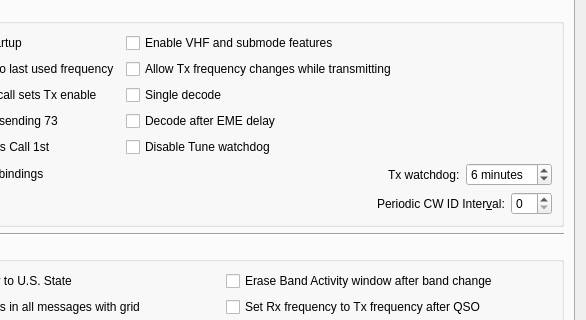
Old version of the form Configuration.ui in the repository uaro-radio/wsjtx; both pictures show x 141 to 727 and y 354 to 674 of the 727 by 761 pixel window.
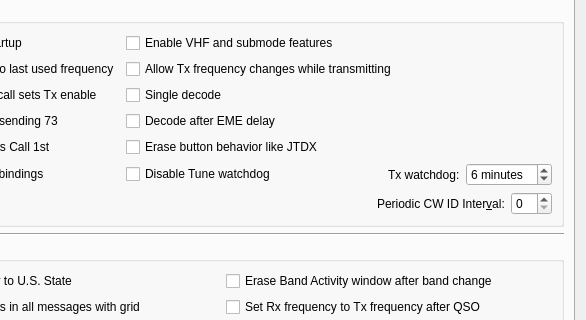
New version of the form. Custom widgets are drawn as their Qt base class.

Commit message: Add a new feature "Erase button behavior like JTDX".

```diff
--- a/Configuration.ui
+++ b/Configuration.ui
@@ -452,6 +452,16 @@
           </item>
           <item row="5" column="1">
            <layout class="QHBoxLayout" name="horizontalLayout_12">
+            <item>
+             <widget class="QCheckBox" name="disable_Tune_watchdog_check_box">
+              <property name="toolTip">
+               <string>&lt;html&gt;&lt;head/&gt;&lt;body&gt;&lt;p&gt;Disable the Tune watchdog.&lt;/p&gt;&lt;/body&gt;&lt;/html&gt;</string>
+              </property>
+              <property name="text">
+               <string>Disable Tune watchdog</string>
+              </property>
+             </widget>
+            </item>
             <item>
              <spacer name="horizontalSpacer_7">
               <property name="orientation">
@@ -504,12 +514,9 @@
            </widget>
           </item>
           <item row="4" column="1">
-           <widget class="QCheckBox" name="disable_Tune_watchdog_check_box">
-            <property name="toolTip">
-             <string>&lt;html&gt;&lt;head/&gt;&lt;body&gt;&lt;p&gt;Disable the Tune watchdog.&lt;/p&gt;&lt;/body&gt;&lt;/html&gt;</string>
-            </property>
+           <widget class="QCheckBox" name="erase_like_JTDX_check_box">
             <property name="text">
-             <string>Disable Tune watchdog</string>
+             <string>Erase button behavior like JTDX</string>
             </property>
            </widget>
           </item>
```
Left out of the diff: 8 changed lines with no effect on the pictures. The commit also changes 18 other files.
